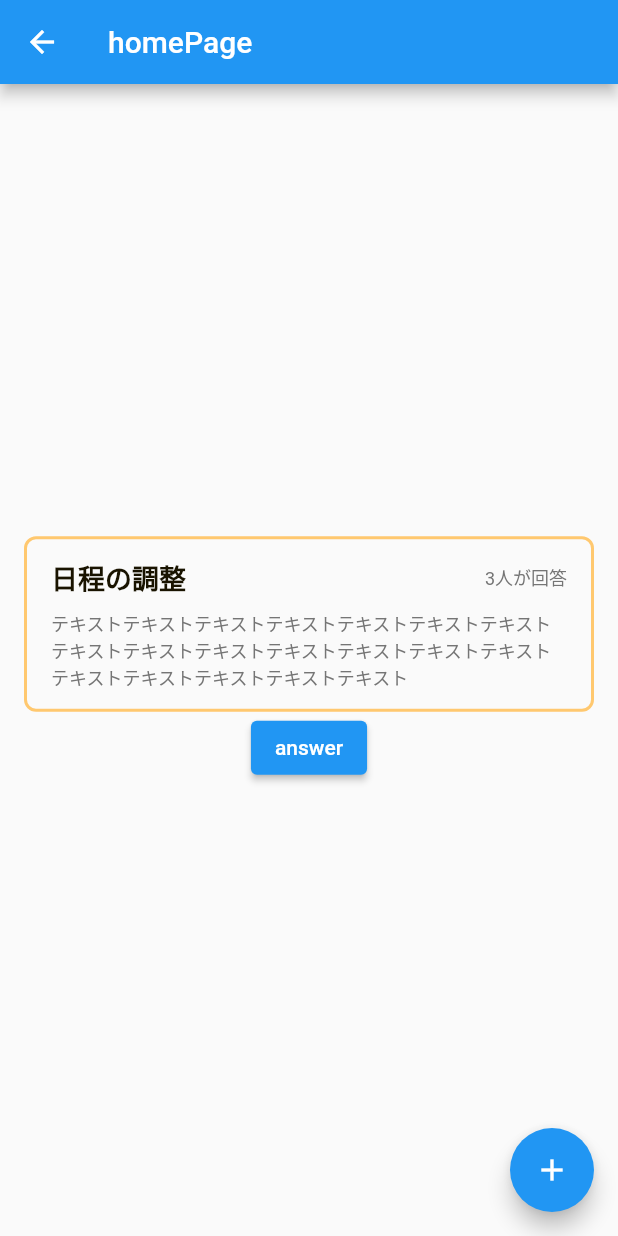
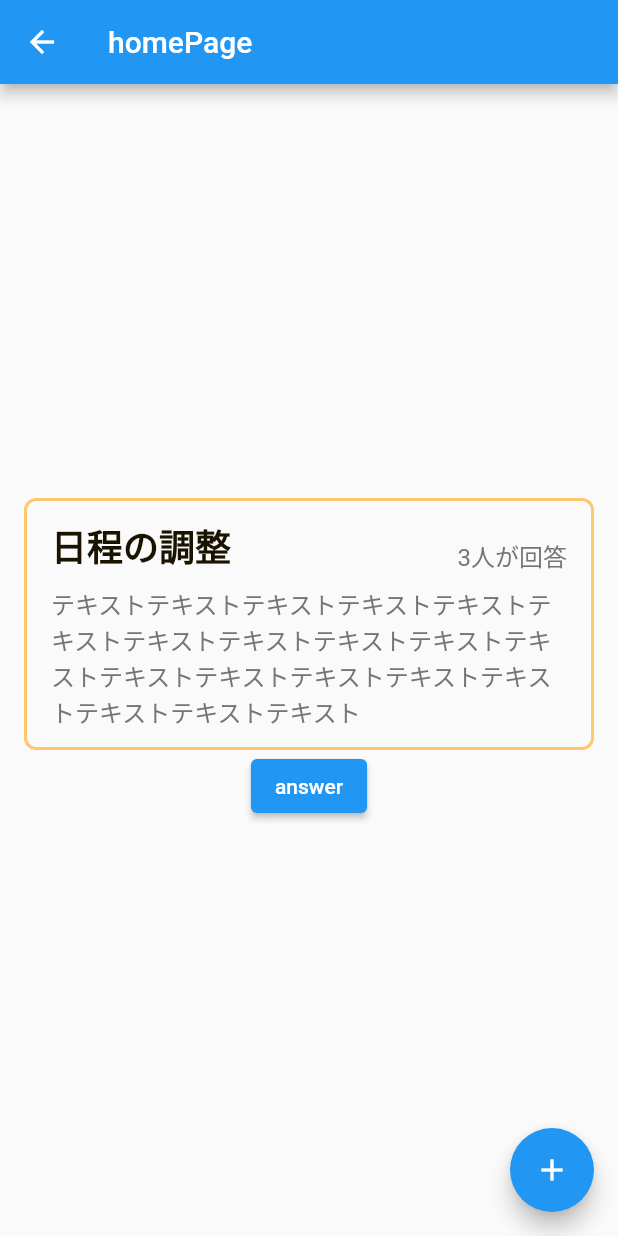
Before and after one commit to kyutech-programming-club/ore_kota, a Flutter app: the HomePage screen opened directly, on a phone screen of 412 x 824 dp. Run offline on Flutter 3.47's test engine with Material 2 defaults, Android fonts, the light colour scheme and no system bars; our stand-ins replace firebase_auth, firebase_core, google_sign_in, hexcolor, vibration; accounts and stored records are empty.

Commit message:
Fix font size and Align

```diff
--- a/lib/home/component/question.dart
+++ b/lib/home/component/question.dart
@@ -26,11 +26,12 @@ class Question extends StatelessWidget {
           children: [
             Row(
               mainAxisAlignment: MainAxisAlignment.spaceBetween,
+              crossAxisAlignment: CrossAxisAlignment.end,
               children: [
                 Text(
                   questionName,
                   style: TextStyle(
-                    fontSize: 18,
+                    fontSize: 24,
                     fontWeight: FontWeight.bold,
                     color: HexColor("#191300"),
                   ),
@@ -38,7 +39,7 @@ class Question extends StatelessWidget {
                 Text(
                   "$peopleNumber人が回答",
                   style: TextStyle(
-                    fontSize: 12,
+                    fontSize: 16,
                     color: HexColor("#757575"),
                   ),
                 ),
@@ -48,7 +49,7 @@ class Question extends StatelessWidget {
             Text(
               description,
               style: TextStyle(
-                fontSize: 12,
+                fontSize: 16,
                 color: HexColor("#757575"),
               ),
             ),
```
